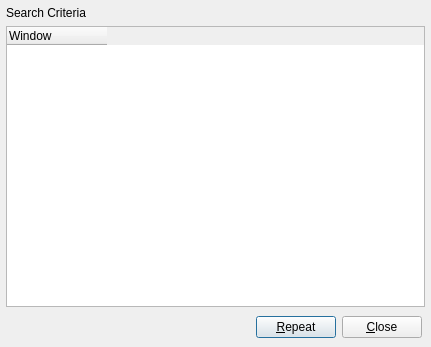
Above: src/forms/SearchResultsWindow.ui from WindowDetective/WindowDetective before the change. Below: the same form after it.
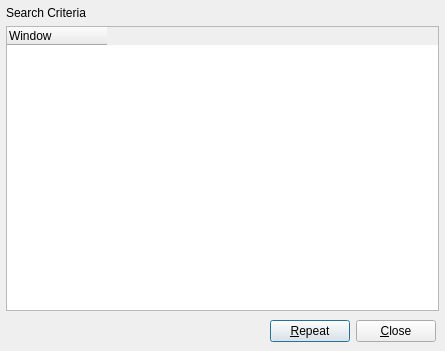
That is the form after the change. Icons and pictures are not drawn. Custom widgets are drawn as their Qt base class.

Diff of the .ui file:
```diff
--- a/src/forms/SearchResultsWindow.ui
+++ b/src/forms/SearchResultsWindow.ui
@@ -6,8 +6,8 @@
    <rect>
     <x>0</x>
     <y>0</y>
-    <width>431</width>
-    <height>347</height>
+    <width>445</width>
+    <height>351</height>
    </rect>
   </property>
   <property name="windowTitle">
```
Left out of the diff: 4 changed lines with no effect on the pictures.
